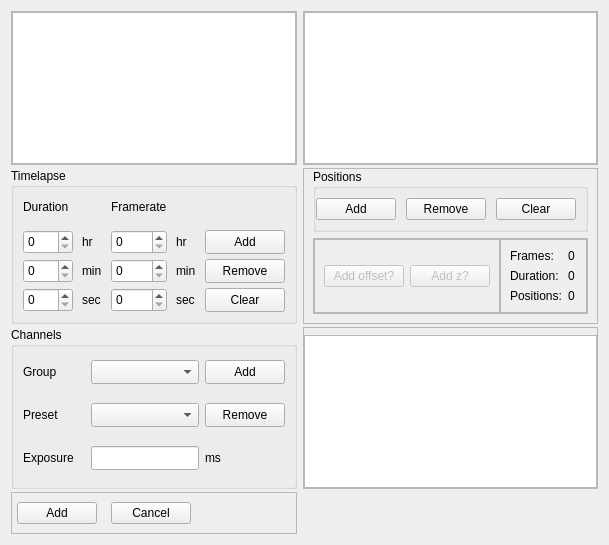
jakubwiktor/mdma, file add_configuration.ui: the form before one commit.
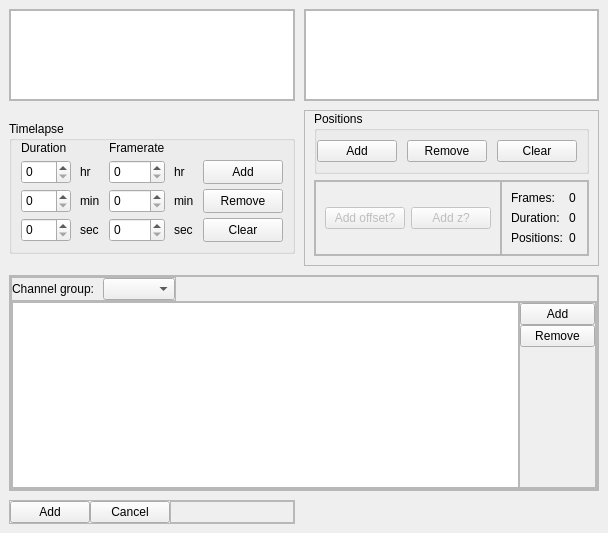
The form after the commit.

Commit message: working on tableWidget for channels -current working files are : add_configuration_table.py and add_configuration.ui     trying to make it work: add drop down menu for table and modify exposure time -previous versions are in add_configuration_org.ui and add_configuration.py

What changed in the file:
```diff
--- a/add_configuration.ui
+++ b/add_configuration.ui
@@ -6,25 +6,118 @@
    <rect>
     <x>0</x>
     <y>0</y>
-    <width>581</width>
-    <height>545</height>
+    <width>584</width>
+    <height>533</height>
    </rect>
   </property>
+  <property name="maximumSize">
+   <size>
+    <width>16777215</width>
+    <height>16777215</height>
+   </size>
+  </property>
   <property name="windowTitle">
    <string>Form</string>
   </property>
   <layout class="QGridLayout" name="gridLayout">
-   <property name="verticalSpacing">
-    <number>3</number>
+   <property name="leftMargin">
+    <number>9</number>
    </property>
-   <item row="2" column="1">
-    <widget class="QFrame" name="frame_channelList">
+   <property name="topMargin">
+    <number>9</number>
+   </property>
+   <property name="rightMargin">
+    <number>9</number>
+   </property>
+   <property name="bottomMargin">
+    <number>9</number>
+   </property>
+   <property name="spacing">
+    <number>9</number>
+   </property>
+   <item row="3" column="0">
+    <widget class="QFrame" name="frame_addCancel">
      <property name="sizePolicy">
-      <sizepolicy hsizetype="Preferred" vsizetype="Preferred">
+      <sizepolicy hsizetype="Preferred" vsizetype="Fixed">
        <horstretch>0</horstretch>
        <verstretch>0</verstretch>
       </sizepolicy>
      </property>
+     <property name="frameShape">
+      <enum>QFrame::StyledPanel</enum>
+     </property>
+     <property name="frameShadow">
+      <enum>QFrame::Raised</enum>
+     </property>
+     <layout class="QHBoxLayout" name="horizontalLayout_3">
+      <property name="spacing">
+       <number>0</number>
+      </property>
+      <property name="leftMargin">
+       <number>0</number>
+      </property>
+      <property name="topMargin">
+       <number>0</number>
+      </property>
+      <property name="rightMargin">
+       <number>0</number>
+      </property>
+      <property name="bottomMargin">
+       <number>0</number>
+      </property>
+      <item>
+       <widget class="QPushButton" name="pushButton_addConfiguration">
+        <property name="sizePolicy">
+         <sizepolicy hsizetype="Preferred" vsizetype="Fixed">
+          <horstretch>0</horstretch>
+          <verstretch>0</verstretch>
+         </sizepolicy>
+        </property>
+        <property name="maximumSize">
+         <size>
+          <width>80</width>
+          <height>24</height>
+         </size>
+        </property>
+        <property name="text">
+         <string>Add</string>
+        </property>
+       </widget>
+      </item>
+      <item>
+       <widget class="QPushButton" name="pushButton_cancelConfiguration">
+        <property name="sizePolicy">
+         <sizepolicy hsizetype="Preferred" vsizetype="Fixed">
+          <horstretch>0</horstretch>
+          <verstretch>0</verstretch>
+         </sizepolicy>
+        </property>
+        <property name="maximumSize">
+         <size>
+          <width>80</width>
+          <height>24</height>
+         </size>
+        </property>
+        <property name="text">
+         <string>Cancel</string>
+        </property>
+       </widget>
+      </item>
+      <item>
+       <widget class="QFrame" name="frame_6">
+        <property name="frameShape">
+         <enum>QFrame::StyledPanel</enum>
+        </property>
+        <property name="frameShadow">
+         <enum>QFrame::Raised</enum>
+        </property>
+       </widget>
+      </item>
+     </layout>
+    </widget>
+   </item>
+   <item row="2" column="0" colspan="2">
+    <widget class="QFrame" name="frame">
      <property name="frameShape">
       <enum>QFrame::StyledPanel</enum>
      </property>
@@ -39,7 +132,7 @@
        <number>0</number>
       </property>
       <property name="topMargin">
-       <number>7</number>
+       <number>0</number>
       </property>
       <property name="rightMargin">
        <number>0</number>
@@ -48,7 +141,237 @@
        <number>0</number>
       </property>
       <item>
-       <widget class="QListWidget" name="listWidget_channels">
+       <widget class="QFrame" name="frame_2">
+        <property name="frameShape">
+         <enum>QFrame::StyledPanel</enum>
+        </property>
+        <property name="frameShadow">
+         <enum>QFrame::Raised</enum>
+        </property>
+        <layout class="QVBoxLayout" name="verticalLayout_4">
+         <property name="spacing">
+          <number>0</number>
+         </property>
+         <property name="leftMargin">
+          <number>0</number>
+         </property>
+         <property name="topMargin">
+          <number>0</number>
+         </property>
+         <property name="rightMargin">
+          <number>0</number>
+         </property>
+         <property name="bottomMargin">
+          <number>0</number>
+         </property>
+         <item>
+          <widget class="QFrame" name="frame_5">
+           <property name="sizePolicy">
+            <sizepolicy hsizetype="Fixed" vsizetype="Fixed">
+             <horstretch>0</horstretch>
+             <verstretch>0</verstretch>
+            </sizepolicy>
+           </property>
+           <property name="frameShape">
+            <enum>QFrame::StyledPanel</enum>
+           </property>
+           <property name="frameShadow">
+            <enum>QFrame::Raised</enum>
+           </property>
+           <layout class="QHBoxLayout" name="horizontalLayout_6">
+            <property name="spacing">
+             <number>9</number>
+            </property>
+            <property name="leftMargin">
+             <number>0</number>
+            </property>
+            <property name="topMargin">
+             <number>0</number>
+            </property>
+            <property name="rightMargin">
+             <number>0</number>
+            </property>
+            <property name="bottomMargin">
+             <number>0</number>
+            </property>
+            <item>
+             <widget class="QLabel" name="label_9">
+              <property name="text">
+               <string>Channel group:</string>
+              </property>
+             </widget>
+            </item>
+            <item>
+             <widget class="QComboBox" name="comboBox_selectGroup"/>
+            </item>
+           </layout>
+          </widget>
+         </item>
+         <item>
+          <widget class="QFrame" name="frame_4">
+           <property name="frameShape">
+            <enum>QFrame::StyledPanel</enum>
+           </property>
+           <property name="frameShadow">
+            <enum>QFrame::Raised</enum>
+           </property>
+           <layout class="QHBoxLayout" name="horizontalLayout_7">
+            <property name="spacing">
+             <number>0</number>
+            </property>
+            <property name="leftMargin">
+             <number>0</number>
+            </property>
+            <property name="topMargin">
+             <number>0</number>
+            </property>
+            <property name="rightMargin">
+             <number>0</number>
+            </property>
+            <property name="bottomMargin">
+             <number>0</number>
+            </property>
+            <item>
+             <widget class="QTableWidget" name="tableWidget_channels">
+              <property name="sizePolicy">
+               <sizepolicy hsizetype="Preferred" vsizetype="Preferred">
+                <horstretch>0</horstretch>
+                <verstretch>0</verstretch>
+               </sizepolicy>
+              </property>
+             </widget>
+            </item>
+            <item>
+             <widget class="QFrame" name="frame_3">
+              <property name="maximumSize">
+               <size>
+                <width>77</width>
+                <height>16777215</height>
+               </size>
+              </property>
+              <property name="frameShape">
+               <enum>QFrame::StyledPanel</enum>
+              </property>
+              <property name="frameShadow">
+               <enum>QFrame::Raised</enum>
+              </property>
+              <layout class="QVBoxLayout" name="verticalLayout_5">
+               <property name="spacing">
+                <number>0</number>
+               </property>
+               <property name="leftMargin">
+                <number>0</number>
+               </property>
+               <property name="topMargin">
+                <number>0</number>
+               </property>
+               <property name="rightMargin">
+                <number>0</number>
+               </property>
+               <property name="bottomMargin">
+                <number>140</number>
+               </property>
+               <item>
+                <widget class="QPushButton" name="pushButton_addPreset">
+                 <property name="text">
+                  <string>Add</string>
+                 </property>
+                </widget>
+               </item>
+               <item>
+                <widget class="QPushButton" name="pushButton_removePreset">
+                 <property name="text">
+                  <string>Remove</string>
+                 </property>
+                </widget>
+               </item>
+              </layout>
+             </widget>
+            </item>
+           </layout>
+          </widget>
+         </item>
+        </layout>
+       </widget>
+      </item>
+     </layout>
+    </widget>
+   </item>
+   <item row="0" column="0">
+    <widget class="QFrame" name="frame_timeList">
+     <property name="sizePolicy">
+      <sizepolicy hsizetype="Preferred" vsizetype="Preferred">
+       <horstretch>0</horstretch>
+       <verstretch>0</verstretch>
+      </sizepolicy>
+     </property>
+     <property name="frameShape">
+      <enum>QFrame::StyledPanel</enum>
+     </property>
+     <property name="frameShadow">
+      <enum>QFrame::Raised</enum>
+     </property>
+     <layout class="QVBoxLayout" name="verticalLayout">
+      <property name="spacing">
+       <number>0</number>
+      </property>
+      <property name="leftMargin">
+       <number>0</number>
+      </property>
+      <property name="topMargin">
+       <number>0</number>
+      </property>
+      <property name="rightMargin">
+       <number>0</number>
+      </property>
+      <property name="bottomMargin">
+       <number>0</number>
+      </property>
+      <item>
+       <widget class="QListWidget" name="listWidget_timePoints">
+        <property name="sizePolicy">
+         <sizepolicy hsizetype="Preferred" vsizetype="Preferred">
+          <horstretch>0</horstretch>
+          <verstretch>0</verstretch>
+         </sizepolicy>
+        </property>
+       </widget>
+      </item>
+     </layout>
+    </widget>
+   </item>
+   <item row="0" column="1">
+    <widget class="QFrame" name="frame_posList">
+     <property name="sizePolicy">
+      <sizepolicy hsizetype="Preferred" vsizetype="Preferred">
+       <horstretch>0</horstretch>
+       <verstretch>0</verstretch>
+      </sizepolicy>
+     </property>
+     <property name="frameShape">
+      <enum>QFrame::StyledPanel</enum>
+     </property>
+     <property name="frameShadow">
+      <enum>QFrame::Raised</enum>
+     </property>
+     <layout class="QVBoxLayout" name="verticalLayout_2">
+      <property name="spacing">
+       <number>0</number>
+      </property>
+      <property name="leftMargin">
+       <number>0</number>
+      </property>
+      <property name="topMargin">
+       <number>0</number>
+      </property>
+      <property name="rightMargin">
+       <number>0</number>
+      </property>
+      <property name="bottomMargin">
+       <number>0</number>
+      </property>
+      <item>
+       <widget class="QListWidget" name="listWidget_positionList">
         <property name="sizePolicy">
          <sizepolicy hsizetype="Preferred" vsizetype="Preferred">
           <horstretch>0</horstretch>
@@ -63,7 +386,7 @@
    <item row="1" column="0">
     <widget class="QGroupBox" name="groupBox_timelapse">
      <property name="sizePolicy">
-      <sizepolicy hsizetype="Minimum" vsizetype="Minimum">
+      <sizepolicy hsizetype="Preferred" vsizetype="Fixed">
        <horstretch>0</horstretch>
        <verstretch>0</verstretch>
       </sizepolicy>
@@ -405,7 +728,7 @@
    <item row="1" column="1">
     <widget class="QFrame" name="frame_mainBonusInfo">
      <property name="sizePolicy">
-      <sizepolicy hsizetype="Preferred" vsizetype="Preferred">
+      <sizepolicy hsizetype="Preferred" vsizetype="Fixed">
        <horstretch>0</horstretch>
        <verstretch>0</verstretch>
       </sizepolicy>
@@ -632,279 +955,6 @@
      </layout>
     </widget>
    </item>
-   <item row="3" column="0">
-    <widget class="QFrame" name="frame_addCancel">
-     <property name="sizePolicy">
-      <sizepolicy hsizetype="Preferred" vsizetype="Preferred">
-       <horstretch>0</horstretch>
-       <verstretch>0</verstretch>
-      </sizepolicy>
-     </property>
-     <property name="frameShape">
-      <enum>QFrame::StyledPanel</enum>
-     </property>
-     <property name="frameShadow">
-      <enum>QFrame::Raised</enum>
-     </property>
-     <layout class="QHBoxLayout" name="horizontalLayout_3">
-      <property name="spacing">
-       <number>9</number>
-      </property>
-      <property name="leftMargin">
-       <number>0</number>
-      </property>
-      <property name="rightMargin">
-       <number>100</number>
-      </property>
-      <item>
-       <widget class="QPushButton" name="pushButton_addConfiguration">
-        <property name="sizePolicy">
-         <sizepolicy hsizetype="Preferred" vsizetype="Fixed">
-          <horstretch>0</horstretch>
-          <verstretch>0</verstretch>
-         </sizepolicy>
-        </property>
-        <property name="maximumSize">
-         <size>
-          <width>80</width>
-          <height>24</height>
-         </size>
-        </property>
-        <property name="text">
-         <string>Add</string>
-        </property>
-       </widget>
-      </item>
-      <item>
-       <widget class="QPushButton" name="pushButton_cancelConfiguration">
-        <property name="sizePolicy">
-         <sizepolicy hsizetype="Preferred" vsizetype="Fixed">
-          <horstretch>0</horstretch>
-          <verstretch>0</verstretch>
-         </sizepolicy>
-        </property>
-        <property name="maximumSize">
-         <size>
-          <width>80</width>
-          <height>24</height>
-         </size>
-        </property>
-        <property name="text">
-         <string>Cancel</string>
-        </property>
-       </widget>
-      </item>
-     </layout>
-    </widget>
-   </item>
-   <item row="0" column="0">
-    <widget class="QFrame" name="frame_timeList">
-     <property name="sizePolicy">
-      <sizepolicy hsizetype="Preferred" vsizetype="Preferred">
-       <horstretch>0</horstretch>
-       <verstretch>0</verstretch>
-      </sizepolicy>
-     </property>
-     <property name="frameShape">
-      <enum>QFrame::StyledPanel</enum>
-     </property>
-     <property name="frameShadow">
-      <enum>QFrame::Raised</enum>
-     </property>
-     <layout class="QVBoxLayout" name="verticalLayout">
-      <property name="spacing">
-       <number>0</number>
-      </property>
-      <property name="leftMargin">
-       <number>0</number>
-      </property>
-      <property name="topMargin">
-       <number>0</number>
-      </property>
-      <property name="rightMargin">
-       <number>0</number>
-      </property>
-      <property name="bottomMargin">
-       <number>0</number>
-      </property>
-      <item>
-       <widget class="QListWidget" name="listWidget_timePoints">
-        <property name="sizePolicy">
-         <sizepolicy hsizetype="Preferred" vsizetype="Preferred">
-          <horstretch>0</horstretch>
-          <verstretch>0</verstretch>
-         </sizepolicy>
-        </property>
-       </widget>
-      </item>
-     </layout>
-    </widget>
-   </item>
-   <item row="2" column="0">
-    <widget class="QGroupBox" name="groupBox_channels">
-     <property name="sizePolicy">
-      <sizepolicy hsizetype="Preferred" vsizetype="Preferred">
-       <horstretch>0</horstretch>
-       <verstretch>0</verstretch>
-      </sizepolicy>
-     </property>
-     <property name="title">
-      <string>Channels</string>
-     </property>
-     <layout class="QGridLayout" name="gridLayout_3" rowstretch="0,0,0,0,0" columnstretch="0,0,0" rowminimumheight="0,0,0,0,0">
-      <property name="leftMargin">
-       <number>9</number>
-      </property>
-      <property name="topMargin">
-       <number>0</number>
-      </property>
-      <property name="rightMargin">
-       <number>9</number>
-      </property>
-      <property name="bottomMargin">
-       <number>0</number>
-      </property>
-      <item row="4" column="1">
-       <widget class="QLineEdit" name="lineEdit_setExposure">
-        <property name="sizePolicy">
-         <sizepolicy hsizetype="Preferred" vsizetype="Fixed">
-          <horstretch>0</horstretch>
-          <verstretch>0</verstretch>
-         </sizepolicy>
-        </property>
-        <property name="maximumSize">
-         <size>
-          <width>120</width>
-          <height>24</height>
-         </size>
-        </property>
-       </widget>
-      </item>
-      <item row="3" column="0">
-       <widget class="QLabel" name="label_10">
-        <property name="sizePolicy">
-         <sizepolicy hsizetype="Preferred" vsizetype="Preferred">
-          <horstretch>0</horstretch>
-          <verstretch>0</verstretch>
-         </sizepolicy>
-        </property>
-        <property name="text">
-         <string>Preset</string>
-        </property>
-       </widget>
-      </item>
-      <item row="0" column="0">
-       <widget class="QLabel" name="label_9">
-        <property name="sizePolicy">
-         <sizepolicy hsizetype="Preferred" vsizetype="Preferred">
-          <horstretch>0</horstretch>
-          <verstretch>0</verstretch>
-         </sizepolicy>
-        </property>
-        <property name="text">
-         <string>Group</string>
-        </property>
-       </widget>
-      </item>
-      <item row="4" column="2">
-       <widget class="QLabel" name="label_12">
-        <property name="sizePolicy">
-         <sizepolicy hsizetype="Preferred" vsizetype="Preferred">
-          <horstretch>0</horstretch>
-          <verstretch>0</verstretch>
-         </sizepolicy>
-        </property>
-        <property name="text">
-         <string>ms</string>
-        </property>
-       </widget>
-      </item>
-      <item row="3" column="1">
-       <widget class="QComboBox" name="comboBox_selectPreset">
-        <property name="sizePolicy">
-         <sizepolicy hsizetype="Preferred" vsizetype="Fixed">
-          <horstretch>0</horstretch>
-          <verstretch>0</verstretch>
-         </sizepolicy>
-        </property>
-        <property name="maximumSize">
-         <size>
-          <width>120</width>
-          <height>24</height>
-         </size>
-        </property>
-       </widget>
-      </item>
-      <item row="4" column="0">
-       <widget class="QLabel" name="label_11">
-        <property name="sizePolicy">
-         <sizepolicy hsizetype="Preferred" vsizetype="Preferred">
-          <horstretch>0</horstretch>
-          <verstretch>0</verstretch>
-         </sizepolicy>
-        </property>
-        <property name="text">
-         <string>Exposure</string>
-        </property>
-       </widget>
-      </item>
-      <item row="3" column="2">
-       <widget class="QPushButton" name="pushButton_removePreset">
-        <property name="sizePolicy">
-         <sizepolicy hsizetype="Preferred" vsizetype="Fixed">
-          <horstretch>0</horstretch>
-          <verstretch>0</verstretch>
-         </sizepolicy>
-        </property>
-        <property name="maximumSize">
-         <size>
-          <width>80</width>
-          <height>24</height>
-         </size>
-        </property>
-        <property name="text">
-         <string>Remove</string>
-        </property>
-       </widget>
-      </item>
-      <item row="0" column="2">
-       <widget class="QPushButton" name="pushButton_addPreset">
-        <property name="sizePolicy">
-         <sizepolicy hsizetype="Preferred" vsizetype="Fixed">
-          <horstretch>0</horstretch>
-          <verstretch>0</verstretch>
-         </sizepolicy>
-        </property>
-        <property name="maximumSize">
-         <size>
-          <width>80</width>
-          <height>25</height>
-         </size>
-        </property>
-        <property name="text">
-         <string>Add</string>
-        </property>
-       </widget>
-      </item>
-      <item row="0" column="1">
-       <widget class="QComboBox" name="comboBox_selectGroup">
-        <property name="sizePolicy">
-         <sizepolicy hsizetype="Preferred" vsizetype="Fixed">
-          <horstretch>0</horstretch>
-          <verstretch>0</verstretch>
-         </sizepolicy>
-        </property>
-        <property name="maximumSize">
-         <size>
-          <width>120</width>
-          <height>24</height>
-         </size>
-        </property>
-       </widget>
-      </item>
-     </layout>
-    </widget>
-   </item>
   </layout>
  </widget>
  <resources/>
```
Left out of the diff: 379 changed lines with no effect on the pictures. The commit also changes 2 other files.
